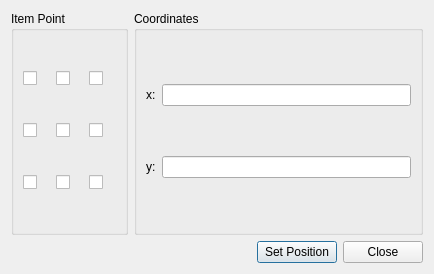
sourcepole/qgis, file qgis/src/ui/qgsitempositiondialogbase.ui: the form before one commit.
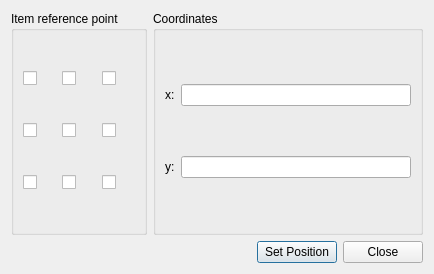
The form after the commit.

Commit message: Item Point -> Item reference point

Diff of the .ui file:
```diff
--- a/qgis/src/ui/qgsitempositiondialogbase.ui
+++ b/qgis/src/ui/qgsitempositiondialogbase.ui
@@ -16,7 +16,7 @@
    <item row="0" column="0" >
     <widget class="QGroupBox" name="mPositionGroupBox" >
      <property name="title" >
-      <string>Item Point</string>
+      <string>Item reference point</string>
      </property>
      <layout class="QGridLayout" >
       <item row="0" column="0" >
```
